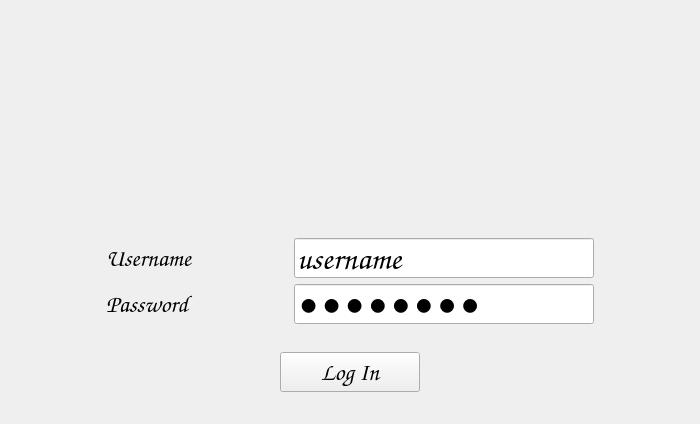
First picture: the form in login.ui, repository Frederick-Rive/CS106_LibrarySystem_GroupProject, before the edit.
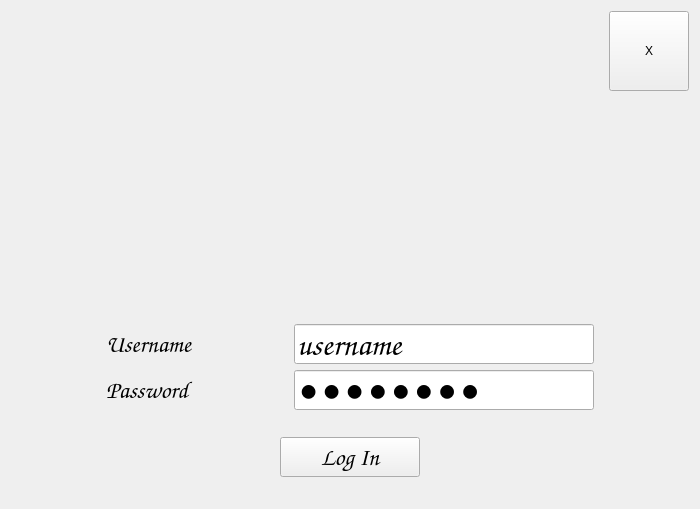
Second picture: the form after the edit.

What changed in the file:
```diff
--- a/login.ui
+++ b/login.ui
@@ -7,13 +7,49 @@
     <x>0</x>
     <y>0</y>
     <width>700</width>
-    <height>424</height>
+    <height>509</height>
    </rect>
   </property>
   <property name="windowTitle">
    <string>Form</string>
   </property>
   <layout class="QVBoxLayout" name="verticalLayout">
+   <item>
+    <layout class="QHBoxLayout" name="horizontalLayout_5">
+     <item>
+      <spacer name="horizontalSpacer_9">
+       <property name="orientation">
+        <enum>Qt::Horizontal</enum>
+       </property>
+       <property name="sizeHint" stdset="0">
+        <size>
+         <width>40</width>
+         <height>20</height>
+        </size>
+       </property>
+      </spacer>
+     </item>
+     <item>
+      <widget class="QPushButton" name="closeButton">
+       <property name="minimumSize">
+        <size>
+         <width>80</width>
+         <height>80</height>
+        </size>
+       </property>
+       <property name="maximumSize">
+        <size>
+         <width>80</width>
+         <height>80</height>
+        </size>
+       </property>
+       <property name="text">
+        <string>X</string>
+       </property>
+      </widget>
+     </item>
+    </layout>
+   </item>
    <item>
     <layout class="QHBoxLayout" name="horizontalLayout_3">
      <item>
```
